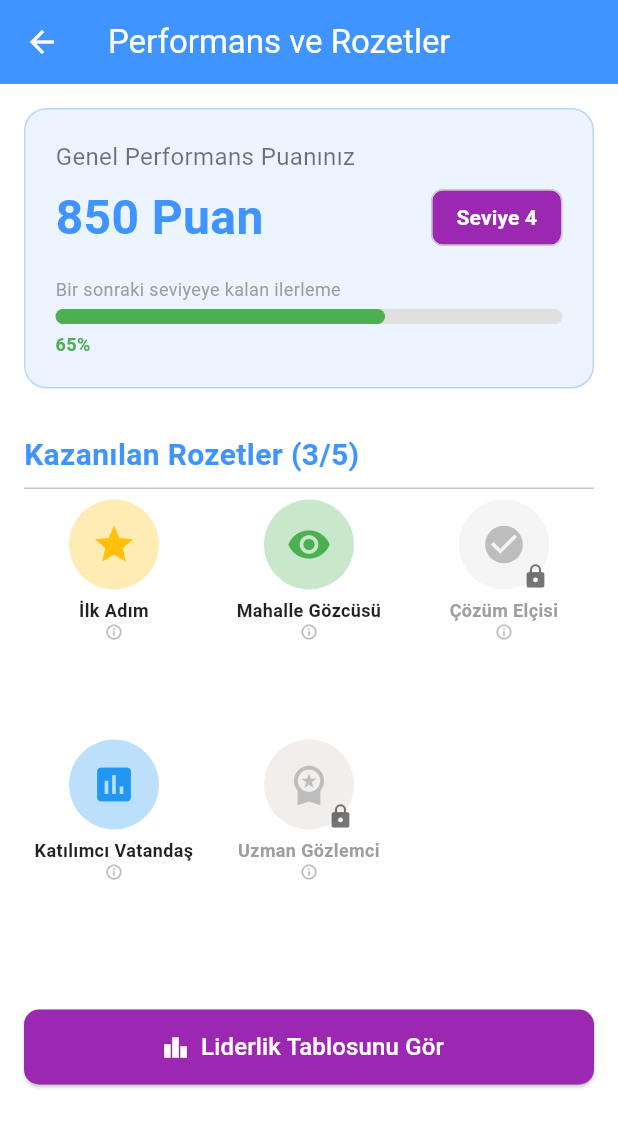
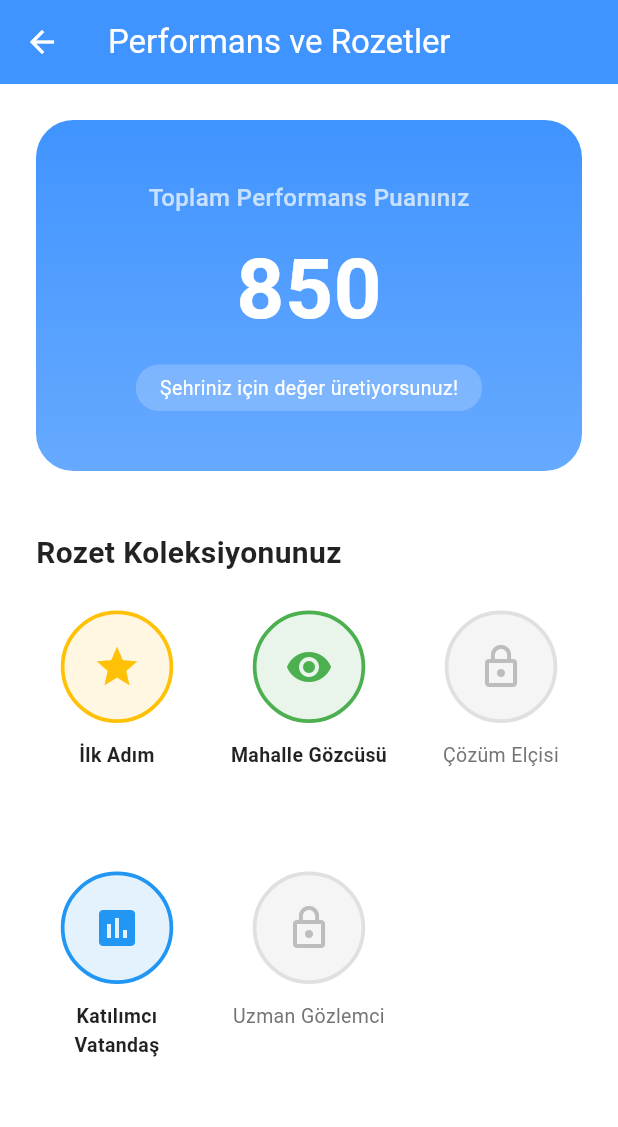
Before and after one commit to zekiyildiz/grad-project, a Flutter app: the PerformanceScreen screen opened directly, on a phone screen of 412 x 824 dp. Shown: the top 1127 px of the screen. Run offline on Flutter 3.47's test engine with Material 3 defaults, Android fonts, the phone set to English and light mode, and no system bars; our stand-ins replace flutter_secure_storage, geocoding, geolocator, image_picker; missing offline and left inert: flutter_vision; accounts and stored records are empty; project files that could hold a hidden picture were left out.

Commit message:
Ana sayfa, performans ve iletişim sayfaları düzenlendi.

```diff
--- a/grad-frontend/lib/screens/performance_screen.dart
+++ b/grad-frontend/lib/screens/performance_screen.dart
@@ -13,145 +13,90 @@ class Badge {
 
 // Simüle Edilen Rozet Listesi
 const List<Badge> dummyBadges = [
-  Badge(
-    'İlk Adım',
-    'İlk şikayet raporunuzu başarıyla gönderdiniz.',
-    Icons.star,
-    true, // Kazanıldı
-    Colors.amber,
-  ),
-  Badge(
-    'Mahalle Gözcüsü',
-    'Toplam 5 sorunu başarıyla bildirdiniz.',
-    Icons.visibility,
-    true, // Kazanıldı
-    Colors.green,
-  ),
-  Badge(
-    'Çözüm Elçisi',
-    'Bildirdiğiniz 10 sorun başarıyla çözüldü.',
-    Icons.check_circle,
-    false, // Henüz kazanılmadı
-    Colors.grey,
-  ),
-  Badge(
-    'Katılımcı Vatandaş',
-    '3 farklı ankete/öneriye katkıda bulundunuz.',
-    Icons.poll,
-    true, // Kazanıldı
-    Colors.blue,
-  ),
-  Badge(
-    'Uzman Gözlemci',
-    'Farklı kategorilerde 20 sorun bildirin.',
-    Icons.workspace_premium,
-    false, // Henüz kazanılmadı
-    Colors.brown,
-  ),
+  Badge('İlk Adım', 'İlk şikayet raporunuzu başarıyla gönderdiniz.', Icons.star, true, Colors.amber),
+  Badge('Mahalle Gözcüsü', 'Toplam 5 sorunu başarıyla bildirdiniz.', Icons.visibility, true, Colors.green),
+  Badge('Çözüm Elçisi', 'Bildirdiğiniz 10 sorun başarıyla çözüldü.', Icons.check_circle, false, Colors.grey),
+  Badge('Katılımcı Vatandaş', '3 farklı ankete/öneriye katkıda bulundunuz.', Icons.poll, true, Colors.blue),
+  Badge('Uzman Gözlemci', 'Farklı kategorilerde 20 sorun bildirin.', Icons.workspace_premium, false, Colors.brown),
 ];
 
-// Performans ve Rozetler Ekranı
 class PerformanceScreen extends StatelessWidget {
   const PerformanceScreen({Key? key}) : super(key: key);
 
-  // Sabit Renkler
-  static const Color accentPurple = Color(0xFF9C27B0);
   static const Color primaryBlue = Color(0xFF4094FF);
 
-  // Puan ve Seviye Başlık Alanını Oluşturan Widget
-  Widget _buildPerformanceHeader(BuildContext context, int currentPoints, int currentLevel, double progressToNextLevel) {
+  // PUAN ALANI - Sadece Puan ve Açıklama
+  Widget _buildPointsHeader(int currentPoints) {
     return Container(
-      padding: const EdgeInsets.all(20),
+      width: double.infinity,
+      padding: const EdgeInsets.symmetric(vertical: 40, horizontal: 20),
       decoration: BoxDecoration(
-        color: primaryBlue.withOpacity(0.1),
-        borderRadius: BorderRadius.circular(15),
-        border: Border.all(color: primaryBlue.withOpacity(0.3)),
+        gradient: LinearGradient(
+          colors: [primaryBlue, primaryBlue.withOpacity(0.8)],
+          begin: Alignment.topCenter,
+          end: Alignment.bottomCenter,
+        ),
+        borderRadius: BorderRadius.circular(25),
       ),
       child: Column(
-        crossAxisAlignment: CrossAxisAlignment.start,
         children: [
           const Text(
-            'Genel Performans Puanınız',
-            style: TextStyle(fontSize: 16, color: Colors.black54),
+            'Toplam Performans Puanınız',
+            style: TextStyle(fontSize: 16, color: Colors.white70, fontWeight: FontWeight.w500),
           ),
-          const SizedBox(height: 5),
-          Row(
-            mainAxisAlignment: MainAxisAlignment.spaceBetween,
-            children: [
-              Text(
-                '$currentPoints Puan',
-                style: TextStyle(fontSize: 32, fontWeight: FontWeight.bold, color: primaryBlue),
-              ),
-              Chip(
-                // Burada 'const' Text OLAMAZ çünkü currentLevel parametreden geliyor.
-                label: Text('Seviye $currentLevel', style: const TextStyle(color: Colors.white, fontWeight: FontWeight.bold)),
-                backgroundColor: accentPurple,
-              ),
-            ],
+          const SizedBox(height: 10),
+          Text(
+            '$currentPoints',
+            style: const TextStyle(fontSize: 56, fontWeight: FontWeight.bold, color: Colors.white),
           ),
-          const SizedBox(height: 15),
-
-          // Seviye İlerleme Çubuğu
-          const Text( // Buradaki Text const olabilir çünkü içindeki metin sabit
-             'Bir sonraki seviyeye kalan ilerleme',
-             style: TextStyle(fontSize: 12, color: Colors.grey),
-          ),
-          const SizedBox(height: 5),
-          LinearProgressIndicator(
-            value: progressToNextLevel,
-            backgroundColor: Colors.grey.shade300,
-            color: Colors.green, // İlerleme rengi
-            minHeight: 10,
-            borderRadius: BorderRadius.circular(5),
-          ),
-
-          const SizedBox(height: 5),
-          Text(
-            '${(progressToNextLevel * 100).toStringAsFixed(0)}%',
-            textAlign: TextAlign.right,
-            style: const TextStyle(fontSize: 12, color: Colors.green, fontWeight: FontWeight.bold),
+          const SizedBox(height: 10),
+          Container(
+            padding: const EdgeInsets.symmetric(horizontal: 16, vertical: 6),
+            decoration: BoxDecoration(
+              color: Colors.white.withOpacity(0.2),
+              borderRadius: BorderRadius.circular(20),
+            ),
+            child: const Text(
+              'Şehriniz için değer üretiyorsunuz!',
+              style: TextStyle(color: Colors.white, fontSize: 13),
+            ),
           ),
         ],
       ),
     );
   }
 
-  // Tek bir Rozet Kartını Oluşturan Widget
+  // ROZET KARTI
   Widget _buildBadgeCard(Badge badge) {
     return Column(
+      mainAxisSize: MainAxisSize.min,
       children: [
-        Stack(
-          children: [
-            CircleAvatar(
-              radius: 30,
-              backgroundColor: badge.color.withOpacity(badge.unlocked ? 0.3 : 0.1),
-              child: Icon(
-                badge.icon,
-                size: 30,
-                color: badge.unlocked ? badge.color : Colors.grey.shade400,
-              ),
+        Container(
+          width: 75,
+          height: 75,
+          decoration: BoxDecoration(
+            color: badge.unlocked ? badge.color.withOpacity(0.12) : Colors.grey.shade100,
+            shape: BoxShape.circle,
+            border: Border.all(
+              color: badge.unlocked ? badge.color : Colors.grey.shade300,
+              width: 2.5,
             ),
-            if (!badge.unlocked)
-              const Positioned(
-                bottom: 0,
-                right: 0,
-                child: Icon(Icons.lock, color: Colors.black54, size: 18),
-              ),
-          ],
+          ),
+          child: Icon(
+            badge.unlocked ? badge.icon : Icons.lock_outline,
+            size: 32,
+            color: badge.unlocked ? badge.color : Colors.grey.shade400,
+          ),
         ),
-        const SizedBox(height: 5),
+        const SizedBox(height: 12),
         Text(
           badge.name,
           textAlign: TextAlign.center,
           style: TextStyle(
-            fontWeight: FontWeight.bold,
-            fontSize: 12,
-            color: badge.unlocked ? Colors.black87 : Colors.grey,
+            fontWeight: badge.unlocked ? FontWeight.bold : FontWeight.normal,
+            fontSize: 13,
+            color: badge.unlocked ? Colors.black87 : Colors.grey.shade600,
           ),
-        ),
-        Tooltip(
-          message: badge.description,
-          child: Icon(Icons.info_outline, size: 12, color: Colors.grey.shade400),
         ),
       ],
     );
@@ -159,77 +104,43 @@ class PerformanceScreen extends StatelessWidget {
 
   @override
   Widget build(BuildContext context) {
-    // DÜZELTME BURADA: 'const' yerine 'final' kullanıyoruz.
-    // Bu, "Invalid constant value" hatasını kesin olarak çözer.
     final int currentPoints = 850;
-    final int currentLevel = 4;
-    final double progressToNextLevel = 0.65;
-
-    // Rozet sayılarının hesaplanması
-    final int unlockedCount = dummyBadges.where((b) => b.unlocked).length;
-    final int totalCount = dummyBadges.length;
 
     return Scaffold(
       appBar: AppBar(
         title: const Text('Performans ve Rozetler', style: TextStyle(color: Colors.white)),
         backgroundColor: primaryBlue,
         iconTheme: const IconThemeData(color: Colors.white),
+        elevation: 0,
       ),
       body: SingleChildScrollView(
-        padding: const EdgeInsets.all(16.0),
+        padding: const EdgeInsets.all(24.0),
         child: Column(
           crossAxisAlignment: CrossAxisAlignment.start,
           children: [
-            // 1. GENEL PERFORMANS (Puan ve Seviye)
-            _buildPerformanceHeader(context, currentPoints, currentLevel, progressToNextLevel),
-            const SizedBox(height: 30),
+            _buildPointsHeader(currentPoints),
 
-            // 2. ROZETLER BAŞLIĞI
-            Text(
-              'Kazanılan Rozetler ($unlockedCount/$totalCount)',
-              style: TextStyle(fontSize: 20, fontWeight: FontWeight.bold, color: primaryBlue),
+            const SizedBox(height: 40),
+
+            const Text(
+              'Rozet Koleksiyonunuz',
+              style: TextStyle(fontSize: 20, fontWeight: FontWeight.bold, color: Colors.black87),
             ),
-            const Divider(height: 15, thickness: 1),
+            const SizedBox(height: 24),
 
-            // 3. ROZETLER LISTESI
             GridView.builder(
               physics: const NeverScrollableScrollPhysics(),
               shrinkWrap: true,
               gridDelegate: const SliverGridDelegateWithFixedCrossAxisCount(
                 crossAxisCount: 3,
-                crossAxisSpacing: 10,
-                mainAxisSpacing: 10,
-                childAspectRatio: 0.8,
+                crossAxisSpacing: 20,
+                mainAxisSpacing: 30,
+                childAspectRatio: 0.75,
               ),
-              itemCount: totalCount,
+              itemCount: dummyBadges.length,
               itemBuilder: (context, index) {
                 return _buildBadgeCard(dummyBadges[index]);
               },
-            ),
-
-            const SizedBox(height: 30),
-
-            // 4. LİDERLİK TABLOSU BUTONU
-            SizedBox(
-              width: double.infinity,
-              height: 50,
-              child: ElevatedButton.icon(
-                onPressed: () {
-                  print('Liderlik Tablosu açılıyor');
-                },
-                style: ElevatedButton.styleFrom(
-                  backgroundColor: accentPurple,
-                  foregroundColor: Colors.white,
-                  shape: RoundedRectangleBorder(
-                    borderRadius: BorderRadius.circular(10),
-                  ),
-                ),
-                icon: const Icon(Icons.leaderboard),
-                label: const Text(
-                  'Liderlik Tablosunu Gör',
-                  style: TextStyle(fontSize: 16),
-                ),
-              ),
             ),
           ],
         ),
```
Also changed, not shown: grad-frontend/lib/main.dart (+6 -2 lines), grad-frontend/lib/screens/help_screen.dart (+30 -13 lines), grad-frontend/lib/screens/homepage_screen.dart (+41 -40 lines), grad-frontend/pubspec.lock.
